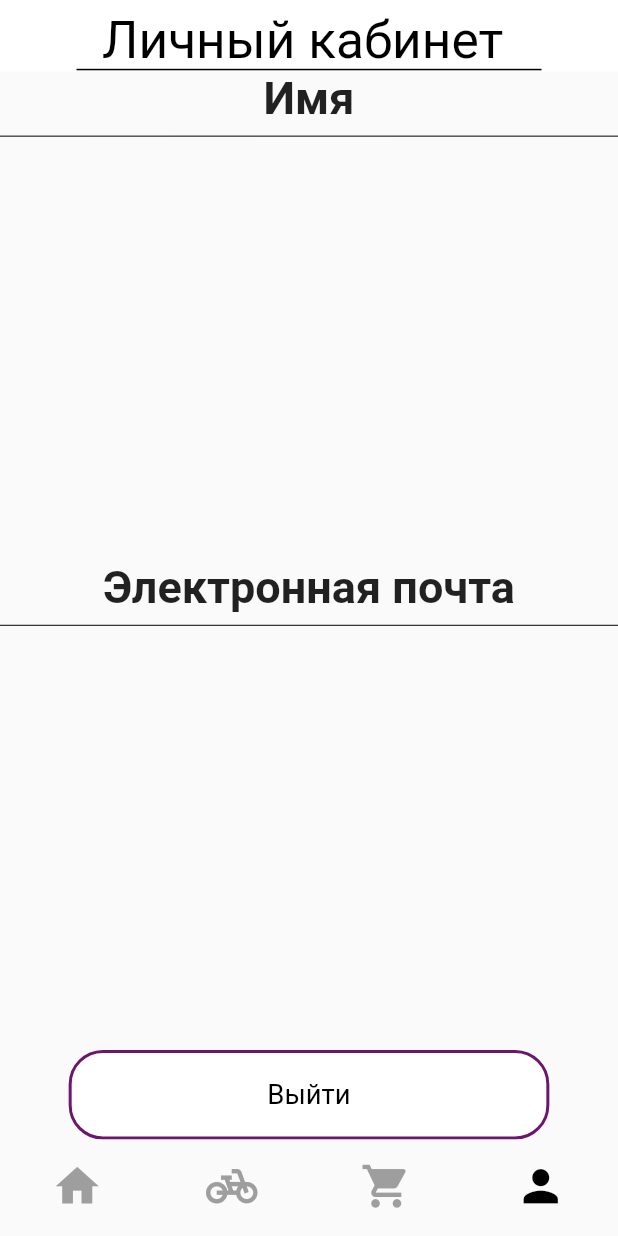
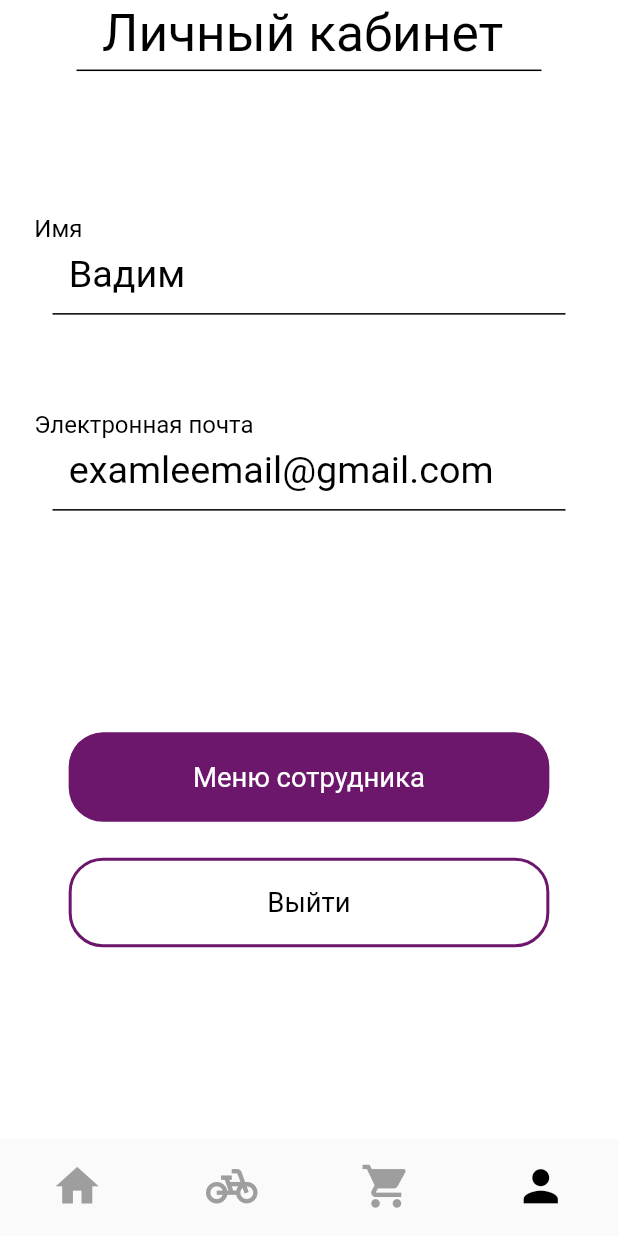
Before and after one commit to sevolchenko/SportsRentProj, a Flutter app: the screen it shows after launch, item 4 of the bottom bar chosen, on a phone screen of 412 x 824 dp. Run offline on Flutter 3.47's test engine with Material 2 defaults, Android fonts, the phone set to English and light mode, and no system bars; our stand-ins replace equatable, flutter_bloc, flutter_screenutil, fluttertoast, font_awesome_flutter, shared_preferences; Roboto replaces fonts that are missing (Avenir).

Commit message:
completed the profile screen

```diff
--- a/app/client/Renty-client/lib/screens/profile/profile_screen.dart
+++ b/app/client/Renty-client/lib/screens/profile/profile_screen.dart
@@ -1,11 +1,13 @@
 import 'package:client/screens/sign_in/sign_in_screen.dart';
 import 'package:client/widgets/bar/app_bar.dart';
 import 'package:client/widgets/button_widget.dart';
+import 'package:client/widgets/text/text_widgets.dart';
 import 'package:flutter/material.dart';
 import 'package:client/widgets/bar/bottom_nav_bar.dart';
 import 'package:client/common/values/colors.dart';
 import 'package:client/widgets/components/primary_button.dart';
 import 'package:client/widgets/components/secondary_button.dart';
+import 'package:flutter_screenutil/flutter_screenutil.dart';
 
 class ProfileScreen extends StatefulWidget {
   const ProfileScreen({super.key});
@@ -17,43 +19,30 @@ class _ProfileScreenState extends State<ProfileScreen> {
   @override
   Widget build(BuildContext context) {
     return Scaffold(
+      backgroundColor: Colors.white,
       appBar: const MyAppBar(title: "Личный кабинет "),
-      body: Container(
+      body: SingleChildScrollView(
+        child: Container(
+          padding: EdgeInsets.only(top: 50.h),
+          width: MediaQuery.of(context).size.width,
           child: Column(
-          mainAxisAlignment: MainAxisAlignment.center,
+            // mainAxisAlignment: MainAxisAlignment.center,
             children: [
-            Expanded(
-              child: Column(children: const [
-                Text(
-                  'Имя',
-                  textAlign: TextAlign.center,
-                  style: TextStyle(
-                    fontSize: 30,
-                    fontWeight: FontWeight.bold,
+              buildTextInfo("Имя", "Вадим"),
+              buildTextInfo("Электронная почта", "examleemail@gmail.com"),
+              SizedBox(
+                height: 100.h,
               ),
-                ),
-                Divider(color: Colors.black)
-              ]),
-            ),
-            Expanded(
-              child: Column(children: const [
-                Text(
-                  'Электронная почта',
-                  textAlign: TextAlign.center,
-                  style: TextStyle(
-                    fontSize: 30,
-                    fontWeight: FontWeight.bold,
-                  ),
-                ),
-                Divider(color: Colors.black)
-              ]),
+              buildButton("Меню сотрудника", 'primary', () {}),
+              SizedBox(
+                height: 20.h,
               ),
               buildButton(
                 "Выйти",
                 "secondary",
                 () {
                   // Navigator.of(context).pop(const SignInScreen());
-                // or
+                  //
                   // Navigator.of(context).push(
                   //   MaterialPageRoute(
                   //     builder: (context) => const SignInScreen(),
@@ -64,6 +53,7 @@ class _ProfileScreenState extends State<ProfileScreen> {
             ],
           ),
         ),
+      ),
       // bottomNavigationBar: MyBottomNavBar(
       //   selectedIndex: 3,
       // ),
--- a/app/client/Renty-client/lib/widgets/bar/app_bar.dart
+++ b/app/client/Renty-client/lib/widgets/bar/app_bar.dart
@@ -16,7 +16,7 @@ class MyAppBar extends StatelessWidget implements PreferredSizeWidget {
           children: [
             Container(
               // alignment: Alignment.center,
-              margin: EdgeInsets.only(top: 5.h),
+              padding: EdgeInsets.only(top: 5.h),
               child: Text(
                 title,
                 // textAlign: TextAlign.left,
@@ -28,7 +28,7 @@ class MyAppBar extends StatelessWidget implements PreferredSizeWidget {
               ),
             ),
             const Divider(
-              height: 0,
+              height: 10,
               indent: 35,
               endIndent: 35,
               thickness: 1,
--- a/app/client/Renty-client/lib/widgets/text/text_widgets.dart
+++ b/app/client/Renty-client/lib/widgets/text/text_widgets.dart
@@ -7,8 +7,9 @@ Widget reusableText(String text, Color color) {
     margin: EdgeInsets.only(bottom: 5.h),
     child: Text(
       text,
+      overflow: TextOverflow.fade,
       style: TextStyle(
-          color: color, fontWeight: FontWeight.normal, fontSize: 16.sp),
+          color: color, fontWeight: FontWeight.normal, fontSize: 14.sp),
     ),
   );
 }
@@ -59,3 +60,37 @@ Widget buildTextField(String hintText, String textType, double height,
         ],
       ));
 }
+
+Widget buildTextInfo(String title, String content) {
+  return Container(
+    margin: EdgeInsets.only(bottom: 20.h),
+    child: Column(
+      children: [
+        Container(
+          alignment: Alignment.centerLeft,
+          padding: EdgeInsets.only(top: 30.h, left: 20.w, right: 20.w),
+          child: reusableText(title, Colors.black),
+        ),
+        Container(
+          alignment: Alignment.centerLeft,
+          padding: EdgeInsets.only(bottom: 5.h, left: 40.w, right: 20.w),
+          child: Text(
+            content,
+            style: TextStyle(
+                color: Colors.black,
+                fontFamily: "Avenir",
+                fontWeight: FontWeight.normal,
+                fontSize: 22.sp),
+          ),
+        ),
+        const Divider(
+          height: 10,
+          indent: 35,
+          endIndent: 35,
+          thickness: 1,
+          color: Colors.black,
+        ),
+      ],
+    ),
+  );
+}
```
Lines whose indentation alone changed are shown as unchanged.
